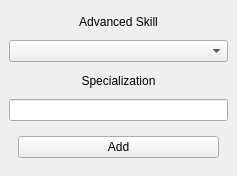
This is qt_ui/add_advanced_skill_dialog.ui in ryn1u/WFRP-Fast-Many-Rolls as Qt 5 draws it before an edit. The edited form follows.
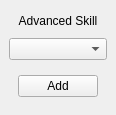
This is the edited form.

```diff
--- a/qt_ui/add_advanced_skill_dialog.ui
+++ b/qt_ui/add_advanced_skill_dialog.ui
@@ -6,8 +6,8 @@
    <rect>
     <x>0</x>
     <y>0</y>
-    <width>237</width>
-    <height>176</height>
+    <width>116</width>
+    <height>115</height>
    </rect>
   </property>
   <property name="windowTitle">
@@ -28,19 +28,6 @@
     <item>
      <widget class="QComboBox" name="advnaced_skill_box"/>
     </item>
-    <item>
-     <widget class="QLabel" name="label_2">
-      <property name="text">
-       <string>Specialization</string>
-      </property>
-      <property name="alignment">
-       <set>Qt::AlignCenter</set>
-      </property>
-     </widget>
-    </item>
-    <item>
-     <widget class="QLineEdit" name="specialization_value"/>
-    </item>
     <item>
      <widget class="QWidget" name="widget" native="true">
       <layout class="QHBoxLayout" name="horizontalLayout">
```
